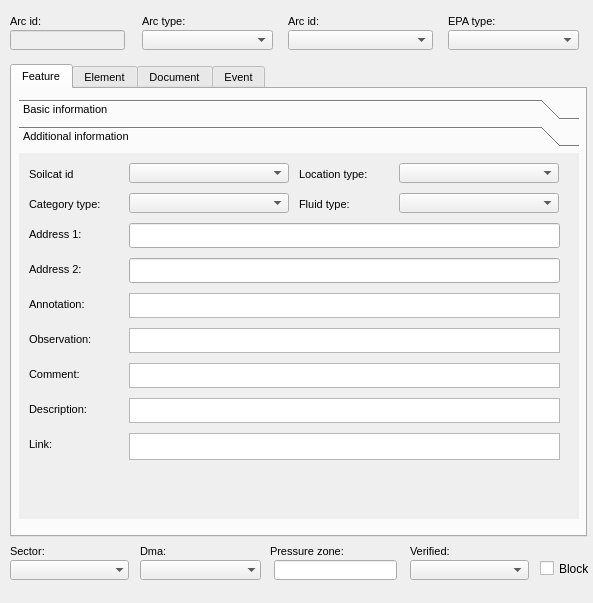
This is ui/ws_arc.ui in Giswater/giswater_qgis_plugin as Qt 5 draws it before an edit. The edited form follows.
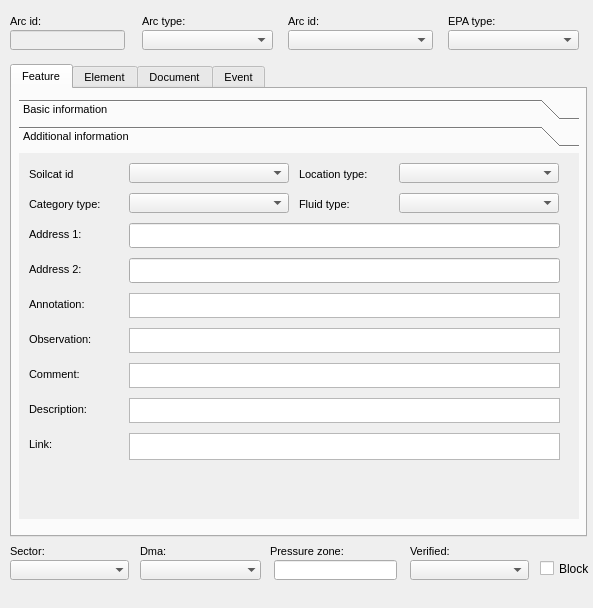
This is the edited form. The open tabs and pages were chosen to show the change.

What changed in the file:
```diff
--- a/ui/ws_arc.ui
+++ b/ui/ws_arc.ui
@@ -7,7 +7,7 @@
     <x>0</x>
     <y>0</y>
     <width>593</width>
-    <height>603</height>
+    <height>608</height>
    </rect>
   </property>
   <property name="windowTitle">
```
Left out of the diff: 55 changed lines with no effect on the pictures.
